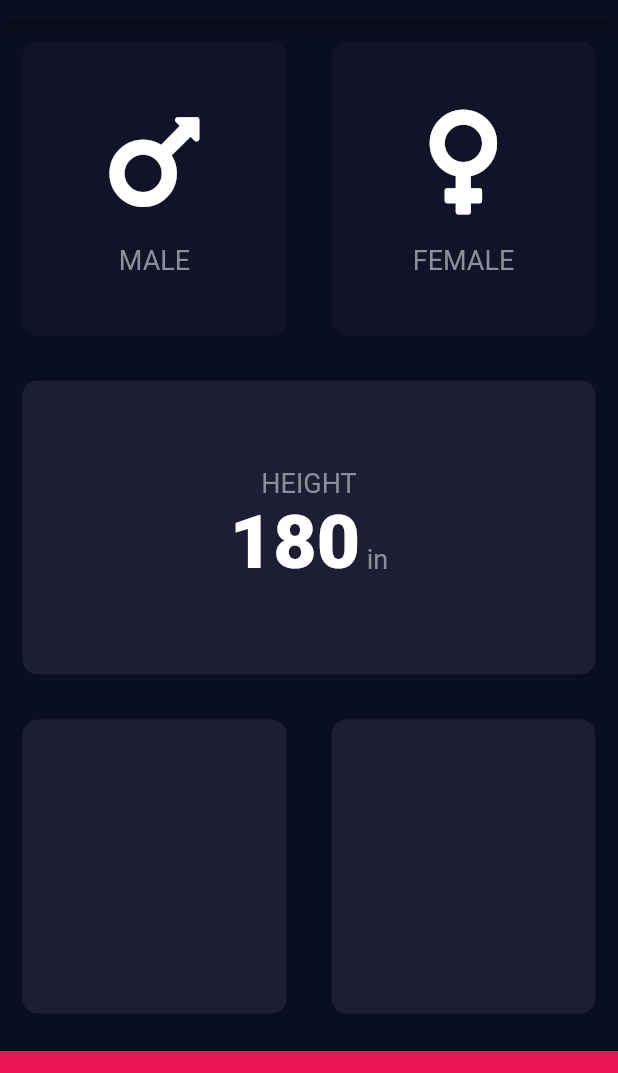
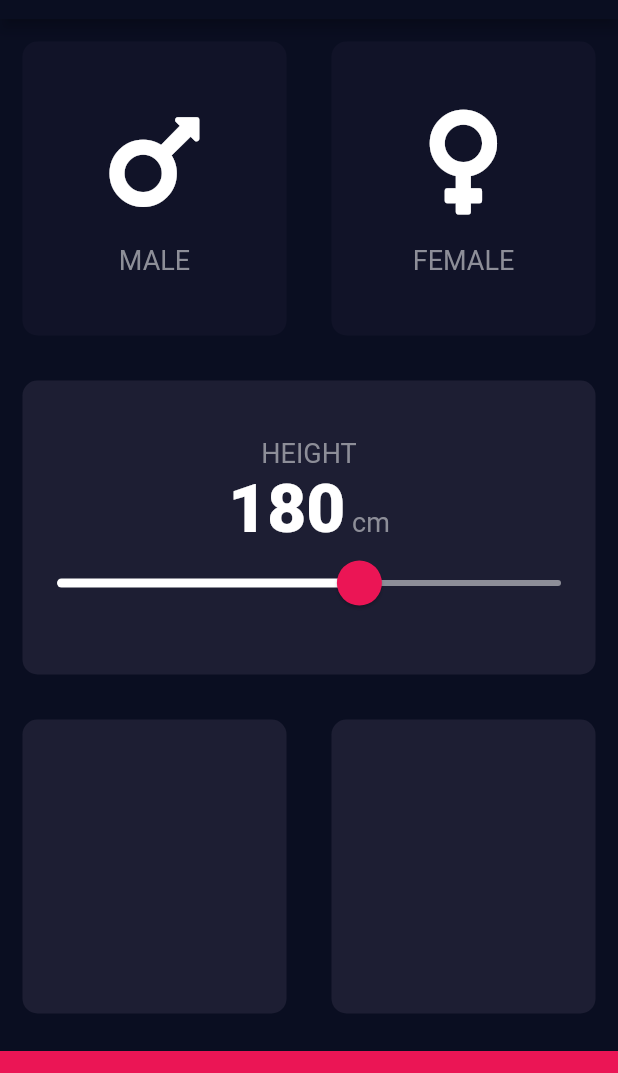
Before and after one commit to Andrew335/BMI_calculator, a Flutter app: the screen it shows after launch, on a phone screen of 412 x 824 dp, the part 65-1138 px from its top. Run offline on Flutter 3.47's test engine with Material 2 defaults, Android fonts, the phone set to English and light mode, and no system bars; our stand-ins replace font_awesome_flutter.

Commit message:
Added first two rows of the middle card.

```diff
--- a/lib/constants.dart
+++ b/lib/constants.dart
@@ -2,7 +2,7 @@ import 'package:flutter/material.dart';
 
 const kLabelTextStyle = TextStyle(fontSize: 18.0, color: Color(0xFF8D8E98));
 const kSelectionTextStyle = TextStyle(
-  fontSize: 50,
+  fontSize: 45,
   fontWeight: FontWeight.w900,
 );
 
--- a/lib/input_page.dart
+++ b/lib/input_page.dart
@@ -13,6 +13,7 @@ class InputPage extends StatefulWidget {
 
 class _InputPageState extends State<InputPage> {
   Gender selectedGender;
+  int height = 180;
 
   @override
   Widget build(BuildContext context) {
@@ -75,10 +76,33 @@ class _InputPageState extends State<InputPage> {
                       textBaseline: TextBaseline.alphabetic,
                       crossAxisAlignment: CrossAxisAlignment.baseline,
                       children: <Widget>[
-                        Text('180', style: kSelectionTextStyle),
-                        Text(' in', style: kLabelTextStyle)
+                        Text(height.toString(), style: kSelectionTextStyle),
+                        Text(' cm', style: kLabelTextStyle)
                       ],
                     ),
+                    SliderTheme(
+                      data: SliderTheme.of(context).copyWith(
+                        activeTrackColor: Colors.white,
+                        inactiveTrackColor: Color(0xFF8D8E98),
+                        thumbColor: Color(0xFFEB1555),
+                        thumbShape:
+                            RoundSliderThumbShape(enabledThumbRadius: 15.0),
+                        overlayColor: Color(0x15EB1555),
+                        overlayShape:
+                            RoundSliderOverlayShape(overlayRadius: 23.0),
+                      ),
+                      child: Slider(
+                        value: height.toDouble(),
+                        min: 120.0,
+                        max: 220.0,
+                        onChanged: (double newValue) {
+                          //print(newValue);
+                          setState(() {
+                            height = newValue.round();
+                          });
+                        },
+                      ),
+                    )
                   ],
                 ),
               ),
```
